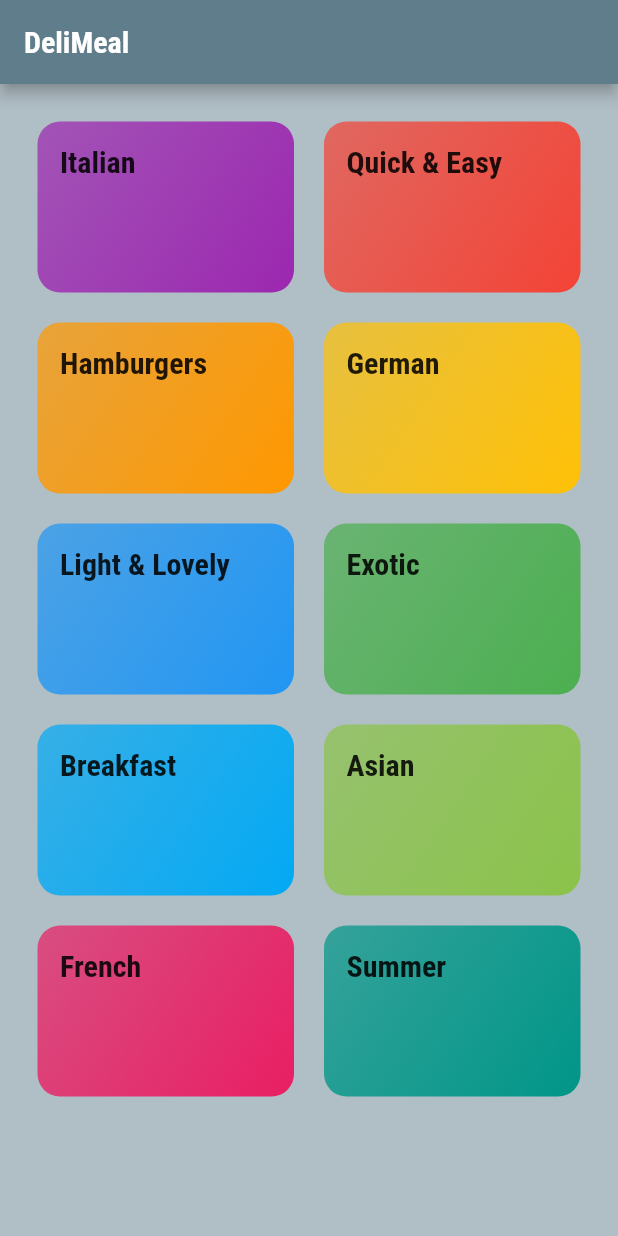
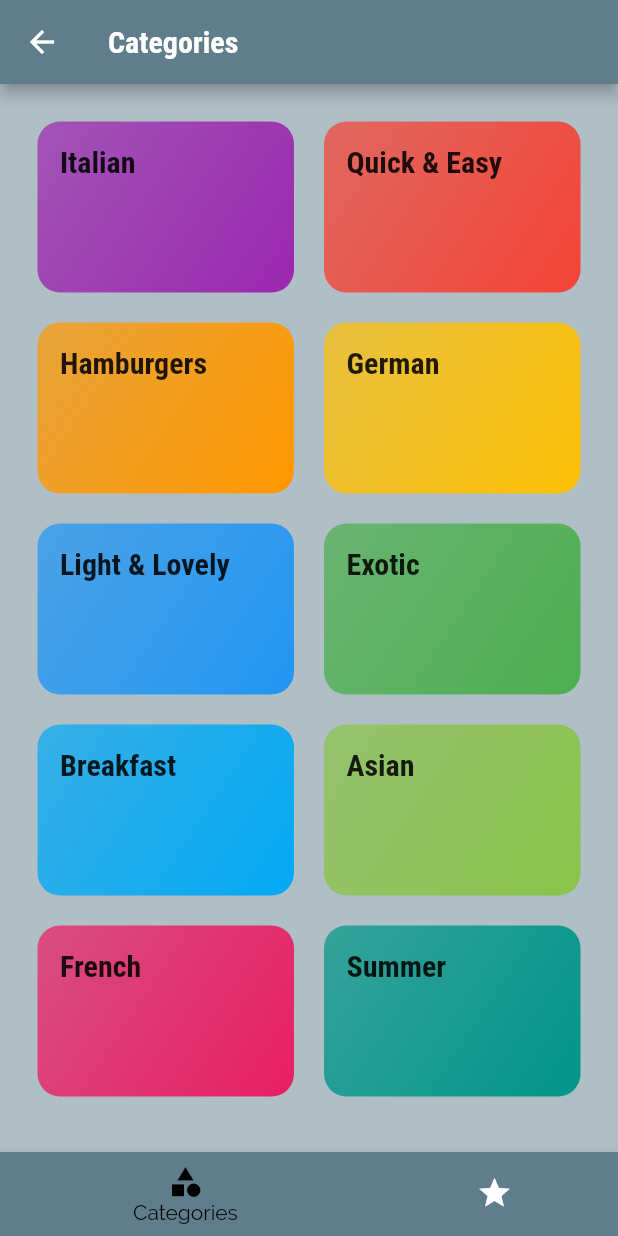
Before and after one commit to p-golba/cookbook, a Flutter app: the screen it shows after launch, on a phone screen of 412 x 824 dp. Run offline on Flutter 3.47's test engine with Material 2 defaults, Android fonts, the phone set to English and light mode, and no system bars.

Commit message:
more screens and tabs

```diff
--- a/lib/main.dart
+++ b/lib/main.dart
@@ -3,6 +3,7 @@ import 'package:flutter/material.dart';
 import './screens/categories_screen.dart';
 import './screens/category_meals_screen.dart';
 import './screens/meal_detail_screen.dart';
+import './screens/tabs_screen.dart';
 
 void main() => runApp(const MyApp());
 
@@ -17,7 +18,7 @@ class MyApp extends StatelessWidget {
         colorScheme: ColorScheme.fromSwatch(
           primarySwatch: Colors.blueGrey,
         ).copyWith(
-          secondary: Colors.indigo,
+          secondary: Colors.blue.shade300,
         ),
         canvasColor: Colors.blueGrey.shade200,
         fontFamily: 'Raleway',
@@ -36,7 +37,9 @@ class MyApp extends StatelessWidget {
         ),
       ),
       home: const CategoriesScreen(),
+      initialRoute: '/tabs',
       routes: {
+        '/tabs':(context) => const TabsScreen(),
         CategoryMealsScreen.routeName: (context) => const CategoryMealsScreen(),
         MealDetailScreen.routeName:(context) => const MealDetailScreen()
       },
--- a/lib/screens/categories_screen.dart
+++ b/lib/screens/categories_screen.dart
@@ -8,11 +8,7 @@ class CategoriesScreen extends StatelessWidget {
 
   @override
   Widget build(BuildContext context) {
-    return Scaffold(
-      appBar: AppBar(
-        title: const Text('DeliMeal'),
-      ),
-      body: GridView(
+    return GridView(
       padding: const EdgeInsets.all(25),
       gridDelegate: const SliverGridDelegateWithMaxCrossAxisExtent(
         maxCrossAxisExtent: 200,
@@ -29,7 +25,6 @@ class CategoriesScreen extends StatelessWidget {
             ),
           )
           .toList(),
-      ),
     );
   }
 }
--- /dev/null
+++ b/lib/screens/tabs_screen.dart
@@ -0,0 +1,62 @@
+import 'package:flutter/material.dart';
+
+import '../screens/categories_screen.dart';
+import '../screens/favourites_screen.dart';
+
+class TabsScreen extends StatefulWidget {
+  const TabsScreen({super.key});
+
+  @override
+  State<TabsScreen> createState() => _TabsScreenState();
+}
+
+class _TabsScreenState extends State<TabsScreen> {
+  final List<Map<String, Object>> _pages = [
+    {
+      'page': const CategoriesScreen(),
+      'title': 'Categories',
+    },
+    {
+      'page': const FavouritesScreen(),
+      'title': 'Favourites',
+    },
+  ];
+
+  int _selectedPageIndex = 0;
+
+  void _selectPage(int index) {
+    setState(() {
+      _selectedPageIndex = index;
+    });
+  }
+
+  @override
+  Widget build(BuildContext context) {
+    return Scaffold(
+      appBar: AppBar(
+        title: Text(_pages[_selectedPageIndex]['title'] as String),
+      ),
+      drawer: null,
+      body: _pages[_selectedPageIndex]['page'] as Widget,
+      bottomNavigationBar: BottomNavigationBar(
+        onTap: _selectPage,
+        unselectedItemColor: Colors.white,
+        selectedItemColor: Colors.black,
+        type: BottomNavigationBarType.shifting,
+        currentIndex: _selectedPageIndex,
+        items: [
+          BottomNavigationBarItem(
+            backgroundColor: Theme.of(context).colorScheme.primary,
+            icon: const Icon(Icons.category),
+            label: 'Categories',
+          ),
+          BottomNavigationBarItem(
+            backgroundColor: Theme.of(context).colorScheme.primary,
+            icon: const Icon(Icons.star),
+            label: 'Favourites',
+          ),
+        ],
+      ),
+    );
+  }
+}
```
Also changed, not shown: lib/screens/favourites_screen.dart (added, +10 -0 lines), lib/screens/meal_detail_screen.dart (+58 -14 lines), lib/widgets/main_drawer.dart (added). Lines whose indentation alone changed are shown as unchanged.
